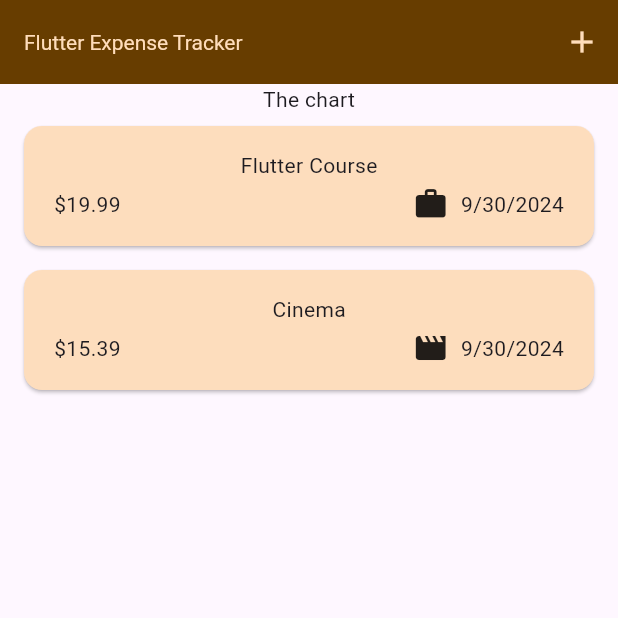
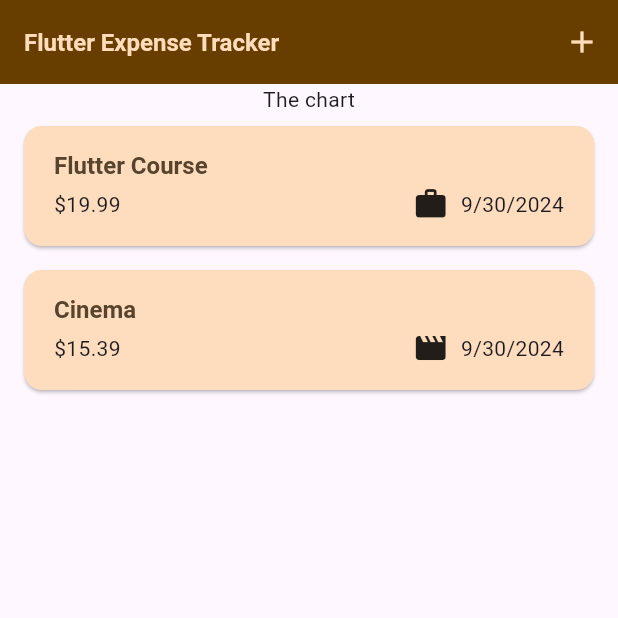
Before and after one commit to wendyccccc/expense_tracker, a Flutter app: the screen it shows after launch, on a phone screen of 412 x 824 dp, the top half of it. Run offline on Flutter 3.47's test engine with Material 3 defaults, Android fonts, the phone set to English and light mode, and no system bars.

Commit message:
128. 使用既有主題變數設定樣式

```diff
--- a/lib/widgets/expenses_list/expenses_item.dart
+++ b/lib/widgets/expenses_list/expenses_item.dart
@@ -13,8 +13,12 @@ class ExpensesItem extends StatelessWidget {
             vertical: 16,
           ),
           child: Column(
+            crossAxisAlignment: CrossAxisAlignment.start,
             children: [
-              Text(expense.title),
+              Text(
+                expense.title,
+                style: Theme.of(context).textTheme.titleLarge,
+              ),
               const SizedBox(
                 height: 4,
               ),
--- a/lib/widgets/expenses_list/expenses_list.dart
+++ b/lib/widgets/expenses_list/expenses_list.dart
@@ -16,9 +16,14 @@ class ExpensesList extends StatelessWidget {
     return ListView.builder(
       itemCount: expenses.length,
 
-      // swiping wffect
+      // swiping effect
       itemBuilder: (ctx, index) => Dismissible(
         key: ValueKey(expenses[index]),
+        background: Container(
+          color: Theme.of(context).colorScheme.error.withOpacity(0.5),
+          margin: EdgeInsets.symmetric(
+              horizontal: Theme.of(context).cardTheme.margin!.horizontal),
+        ),
         onDismissed: (direction) {
           onRemoveExpense(expenses[index]);
         },
```
Also changed, not shown: lib/main.dart (+4 -4 lines).
